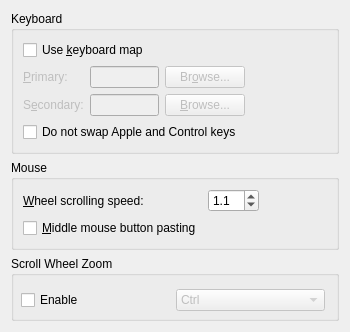
This is src/frontends/qt4/ui/PrefInputUi.ui in cburschka/lyx as Qt 5 draws it before an edit. The edited form follows.
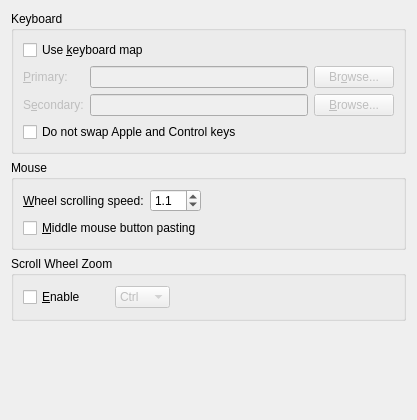
This is the edited form.

Commit message: Prefs dialog: some layout fixes.

Patch:
```diff
--- a/src/frontends/qt4/ui/PrefInputUi.ui
+++ b/src/frontends/qt4/ui/PrefInputUi.ui
@@ -6,15 +6,15 @@
    <rect>
     <x>0</x>
     <y>0</y>
-    <width>350</width>
-    <height>316</height>
+    <width>417</width>
+    <height>420</height>
    </rect>
   </property>
   <property name="windowTitle">
    <string/>
   </property>
-  <layout class="QVBoxLayout" name="verticalLayout">
-   <item>
+  <layout class="QGridLayout" name="gridLayout_4">
+   <item row="0" column="0">
     <widget class="QGroupBox" name="keyboardGB">
      <property name="title">
       <string>Keyboard</string>
@@ -69,19 +69,6 @@
         </property>
        </widget>
       </item>
-      <item row="1" column="3" rowspan="2">
-       <spacer name="horizontalSpacer">
-        <property name="orientation">
-         <enum>Qt::Horizontal</enum>
-        </property>
-        <property name="sizeHint" stdset="0">
-         <size>
-          <width>120</width>
-          <height>20</height>
-         </size>
-        </property>
-       </spacer>
-      </item>
       <item row="2" column="0">
        <widget class="QLabel" name="secondKeymapLA">
         <property name="enabled">
@@ -131,7 +118,7 @@
      </layout>
     </widget>
    </item>
-   <item>
+   <item row="1" column="0">
     <widget class="QGroupBox" name="mouseGB">
      <property name="title">
       <string>Mouse</string>
@@ -143,20 +130,9 @@
       <bool>true</bool>
      </property>
      <layout class="QGridLayout" name="gridLayout_2">
-      <item row="0" column="3">
-       <spacer>
-        <property name="orientation">
-         <enum>Qt::Horizontal</enum>
-        </property>
-        <property name="sizeHint" stdset="0">
-         <size>
-          <width>40</width>
-          <height>20</height>
-         </size>
-        </property>
-       </spacer>
-      </item>
-      <item row="0" column="1">
+      <item row="0" column="0">
+       <layout class="QHBoxLayout" name="horizontalLayout">
+        <item>
        <widget class="QLabel" name="scrollingSpeedLA">
         <property name="text">
          <string>&amp;Wheel scrolling speed:</string>
@@ -166,7 +142,7 @@
         </property>
        </widget>
       </item>
-      <item row="0" column="2">
+        <item>
        <widget class="QDoubleSpinBox" name="mouseWheelSpeedSB">
         <property name="toolTip">
          <string>1.0 is the standard scrolling speed with the mouse wheel. Higher values will speed it up, low values slow it down.</string>
@@ -188,7 +164,22 @@
         </property>
        </widget>
       </item>
-      <item row="1" column="1">
+        <item>
+         <spacer name="horizontalSpacer">
+          <property name="orientation">
+           <enum>Qt::Horizontal</enum>
+          </property>
+          <property name="sizeHint" stdset="0">
+           <size>
+            <width>40</width>
+            <height>20</height>
+           </size>
+          </property>
+         </spacer>
+        </item>
+       </layout>
+      </item>
+      <item row="1" column="0">
        <widget class="QCheckBox" name="mmPasteCB">
         <property name="toolTip">
          <string>If this is checked, the middle mouse button will paste the recent selection</string>
@@ -201,7 +192,7 @@
      </layout>
     </widget>
    </item>
-   <item>
+   <item row="2" column="0">
     <widget class="QGroupBox" name="scrollzoomGB">
      <property name="minimumSize">
       <size>
@@ -218,32 +209,25 @@
      <property name="flat">
       <bool>true</bool>
      </property>
-     <widget class="QWidget" name="layoutWidget">
-      <property name="geometry">
-       <rect>
-        <x>10</x>
-        <y>30</y>
-        <width>304</width>
-        <height>29</height>
-       </rect>
-      </property>
+     <layout class="QGridLayout" name="gridLayout_3">
+      <item row="0" column="0">
       <layout class="QHBoxLayout" name="horizontalLayout_2">
-       <property name="spacing">
-        <number>5</number>
-       </property>
-       <property name="sizeConstraint">
-        <enum>QLayout::SetNoConstraint</enum>
-       </property>
        <item>
         <widget class="QCheckBox" name="scrollzoomEnableCB">
+          <property name="sizePolicy">
+           <sizepolicy hsizetype="Preferred" vsizetype="Fixed">
+            <horstretch>0</horstretch>
+            <verstretch>0</verstretch>
+           </sizepolicy>
+          </property>
          <property name="minimumSize">
           <size>
-           <width>150</width>
+            <width>86</width>
            <height>0</height>
           </size>
          </property>
          <property name="text">
-          <string>Enable</string>
+           <string>&amp;Enable</string>
          </property>
         </widget>
        </item>
@@ -272,11 +256,25 @@
          </item>
         </widget>
        </item>
-      </layout>
-     </widget>
-    </widget>
-   </item>
    <item>
+         <spacer name="horizontalSpacer_2">
+          <property name="orientation">
+           <enum>Qt::Horizontal</enum>
+          </property>
+          <property name="sizeHint" stdset="0">
+           <size>
+            <width>40</width>
+            <height>20</height>
+           </size>
+          </property>
+         </spacer>
+        </item>
+       </layout>
+      </item>
+     </layout>
+    </widget>
+   </item>
+   <item row="3" column="0">
     <spacer>
      <property name="orientation">
       <enum>Qt::Vertical</enum>
```
Left out of the diff: 50 changed lines with no effect on the pictures. Lines whose indentation alone changed are shown as unchanged. The commit also changes 1 other file.
